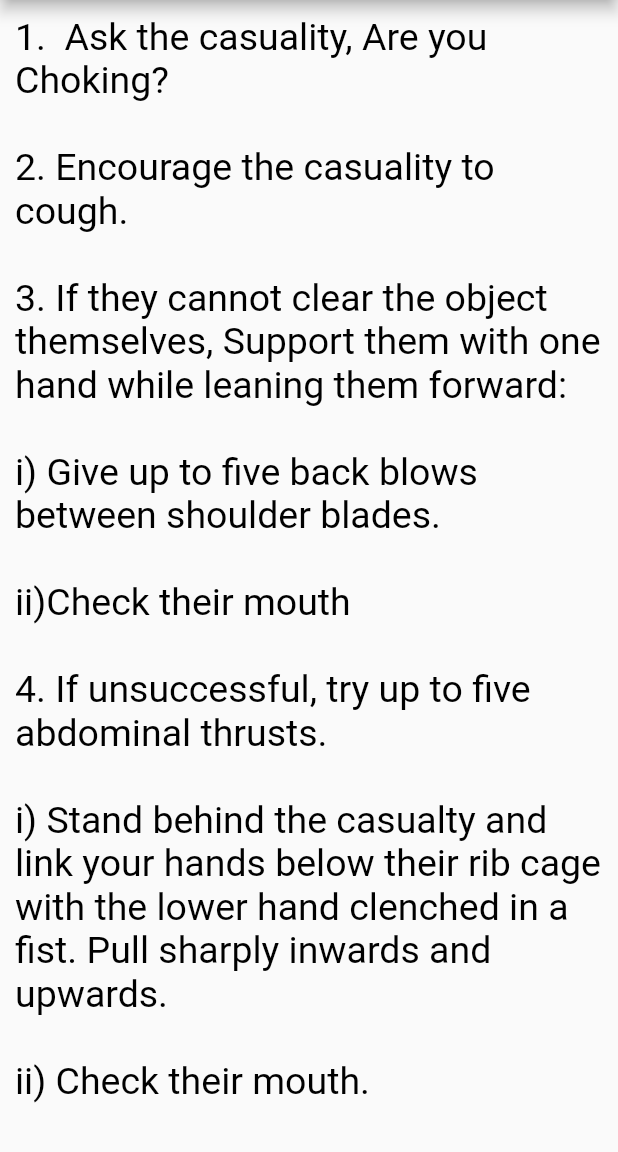
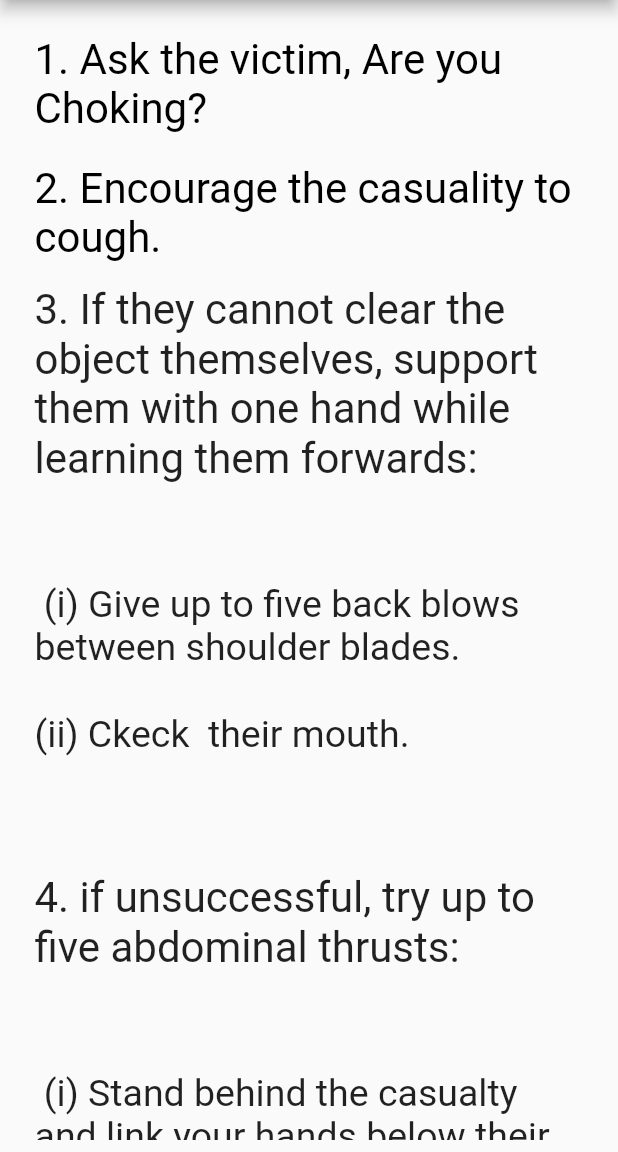
Before and after one commit to Sahim98/Flutter-Project, a Flutter app: the Adult screen opened directly, on a phone screen of 412 x 824 dp, the part 84-1236 px from its top. Run offline on Flutter 3.47's test engine with Material 2 defaults, Android fonts, the phone set to English and light mode, and no system bars; drawn by our look-alikes of animated_text_kit; our stand-ins replace cloud_firestore, firebase_core, firebase_database, flutter_slider_drawer, google_maps_flutter, liquid_swipe; missing offline and left inert: flutter_phone_direct_caller, flutter_sms; accounts and stored records are empty.

Commit message:
third commit

```diff
--- a/FlutterProject-main/flutter-application-main/lib/Adult.dart
+++ /dev/null
@@ -1,69 +0,0 @@
-import 'package:animated_text_kit/animated_text_kit.dart';
-import 'package:flutter/material.dart';
-
-class Adult extends StatefulWidget {
-  const Adult({Key? key}) : super(key: key);
-
-  @override
-  State<Adult> createState() => _AdultState();
-}
-
-class _AdultState extends State<Adult> {
-
-  Widget build(BuildContext context) {
-    return Scaffold(
-        appBar: AppBar(
-          backgroundColor: Colors.black,
-          leading: IconButton(
-            icon: Icon(Icons.arrow_back),
-            onPressed: () {
-              Navigator.pop(context);
-            },
-          ),
-          title: AnimatedTextKit(
-  animatedTexts: [
-    TypewriterAnimatedText(
-      'Adult/Child',
-      textStyle: const TextStyle(
-        fontSize: 25.0,
-        fontWeight: FontWeight.bold,
-      ),
-      speed: const Duration(milliseconds: 200),
-    ),
-  ],
-
-  totalRepeatCount: 4,
-  pause: const Duration(milliseconds: 200),
-  displayFullTextOnTap: true,
-  stopPauseOnTap: true,
-),
-          //backgroundColor: Colors.blue,
-        ),
-        body: new Container(
-          child: new Column(
-            crossAxisAlignment: CrossAxisAlignment.start,
-            children: <Widget>[
-              new Expanded(
-                flex: 1,
-                child: new SingleChildScrollView(
-                    scrollDirection: Axis.vertical,
-                    child: Padding(
-                      padding: const EdgeInsets.all(10.0),
-                      child: Column(
-                        children: [
-                          Text(
-                            '1.  Ask the casuality, Are you Choking?\n\n2. Encourage the casuality to cough.\n\n3. If they cannot clear the object themselves, Support them with one hand while leaning them forward:\n\ni) Give up to five back blows between shoulder blades.\n\nii)Check their mouth\n\n4. If unsuccessful, try up to five abdominal thrusts.\n\ni) Stand behind the casualty and link your hands below their rib cage with the lower hand clenched in a fist. Pull sharply inwards and upwards.\n\nii) Check their mouth.',
-                            style: TextStyle(
-                              color: Colors.black,
-                              fontSize: 25,
-                            ),
-                          ),
-                        ],
-                      ),
-                    )),
-              ),
-            ],
-          ),
-        ));
-  }
-}
--- /dev/null
+++ b/FlutterProject-main/flutter-application-main/lib/choking-adult.dart
@@ -0,0 +1,129 @@
+import 'package:animated_text_kit/animated_text_kit.dart';
+import 'package:flutter/material.dart';
+
+class Adult extends StatefulWidget {
+  const Adult({Key? key}) : super(key: key);
+
+  @override
+  State<Adult> createState() => _AdultState();
+}
+
+class _AdultState extends State<Adult> {
+  Widget build(BuildContext context) {
+    return Scaffold(
+        appBar: AppBar(
+          backgroundColor: Colors.black,
+          leading: IconButton(
+            icon: Icon(Icons.arrow_back),
+            onPressed: () {
+              Navigator.pop(context);
+            },
+          ),
+          title: AnimatedTextKit(
+            animatedTexts: [
+              TypewriterAnimatedText(
+                'Adult/Child',
+                textStyle: const TextStyle(
+                  fontSize: 25.0,
+                  fontWeight: FontWeight.bold,
+                ),
+                speed: const Duration(milliseconds: 200),
+              ),
+            ],
+            totalRepeatCount: 4,
+            pause: const Duration(milliseconds: 200),
+            displayFullTextOnTap: true,
+            stopPauseOnTap: true,
+          ),
+          //backgroundColor: Colors.blue,
+        ),
+        body: Padding(
+          padding: const EdgeInsets.all(8.0),
+          child: new Container(
+            child: new Column(
+              crossAxisAlignment: CrossAxisAlignment.start,
+              children: <Widget>[
+                new Expanded(
+                  flex: 1,
+                  child: new SingleChildScrollView(
+                      scrollDirection: Axis.vertical,
+                      child: Padding(
+                        padding: const EdgeInsets.all(15.0),
+                        child: Column(
+                          // ignore: prefer_const_literals_to_create_immutables
+                          children: [
+                            Text(
+                              '1. Ask the victim, Are you Choking?',
+                              style: TextStyle(
+                                color: Colors.black,
+                                fontSize: 28,
+                              ),
+                            ),
+                            SizedBox(
+                              height: 20,
+                            ),
+                            Text(
+                              '2. Encourage the casuality to cough.',
+                              style: TextStyle(
+                                color: Colors.black,
+                                fontSize: 28,
+                              ),
+                            ),
+                            SizedBox(
+                              height: 15,
+                            ),
+                            Text(
+                              '3. If they cannot clear the object themselves, support them with one hand while learning them forwards:\n\n',
+                              style: TextStyle(
+                                fontSize: 28,
+                              ),
+                            ),
+                            Text(
+                              '\t(i) Give up to five back blows between shoulder blades.\n\n(ii) Ckeck  their mouth.\n\n',
+                              style: TextStyle(
+                                fontSize: 25,
+                              ),
+                            ),
+                            SizedBox(
+                              height: 20,
+                            ),
+                            Text(
+                              '4. if unsuccessful, try up to five abdominal thrusts:\n\n',
+                              style: TextStyle(
+                                fontSize: 28,
+                              ),
+                            ),
+                            Text(
+                              '\t(i) Stand behind the casualty and link your hands below their cage with the lower hand clenched in a fist. Pull sharply inwards and upwards.\n\n(ii) Check there mouth.\n\n',
+                              style: TextStyle(fontSize: 25),
+                            ),
+                            SizedBox(
+                              height: 20,
+                            ),
+                            Text(
+                              '5. If the casualty still choking, dial 999/112 for the emergency services.',
+                              style: TextStyle(
+                                color: Colors.black,
+                                fontSize: 28,
+                              ),
+                            ),
+                            SizedBox(
+                              height: 20,
+                            ),
+                            Text(
+                              '6. Repeat steps 3 and 4, checking the mouth after each step untill thr hrlp arrives.',
+                              style: TextStyle(
+                                color: Colors.black,
+                                fontSize: 28,
+                              ),
+                            ),
+                          ],
+                        ),
+                      )),
+                ),
+              ],
+            ),
+          ),
+        ));
+  }
+}
--- a/FlutterProject-main/flutter-application-main/lib/practice/main1.dart
+++ /dev/null
@@ -1,29 +0,0 @@
-import 'dart:math';
-
-import 'package:cloud_firestore/cloud_firestore.dart';
-import 'package:flutter/material.dart';
-
-
-class MyApp extends StatefulWidget {
-  const MyApp({super.key});
-
-  @override
-  State<MyApp> createState() => _MyAppState();
-}
-
-class _MyAppState extends State<MyApp> {
-  Future getdata() async {
-    var firesotre = FirebaseFirestore.instance;
-
-    QuerySnapshot qr = await firesotre.collection("Cloths").get();
-    return qr.docs;
-  }
-
-  @override
-  Widget build(BuildContext context) {
-    return MaterialApp(
-      home: Scaffold(
-       ),
-    );
-  }
-}
--- a/FlutterProject-main/flutter-application-main/pubspec.yaml
+++ b/FlutterProject-main/flutter-application-main/pubspec.yaml
@@ -52,6 +52,7 @@ dependencies:
   firebase_database: ^10.0.4
   firebase_storage_web: ^3.3.14
   fluttertoast: ^8.1.1
+  number_paginator: ^0.2.2
 
 dev_dependencies:
   flutter_test:
```
Also changed, not shown: FlutterProject-main/flutter-application-main/lib/Choking.dart (+6 -2 lines), FlutterProject-main/flutter-application-main/lib/choking-infant.dart (added, +124 -0 lines), FlutterProject-main/flutter-application-main/pubspec.lock.
